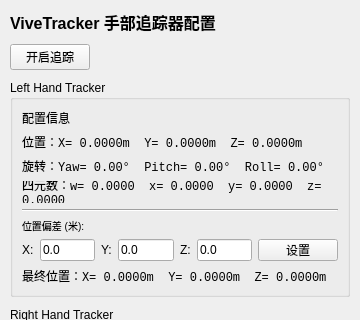
This is ui/vive_tracker_info_widget.ui in FOHEART/MotionGloveSDK_python as Qt 5 draws it before an edit; both pictures show x 0 to 360 and y 0 to 320 of the 360 by 646 pixel window. The edited form follows.
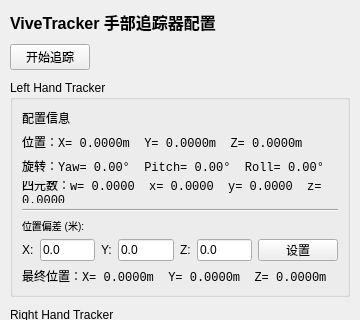
This is the edited form.

Patch:
```diff
--- a/ui/vive_tracker_info_widget.ui
+++ b/ui/vive_tracker_info_widget.ui
@@ -47,7 +47,7 @@
      <item>
       <widget class="QPushButton" name="startTrackingButton">
        <property name="text">
-        <string>开启追踪</string>
+                <string>开始追踪</string>
        </property>
       </widget>
      </item>
```
